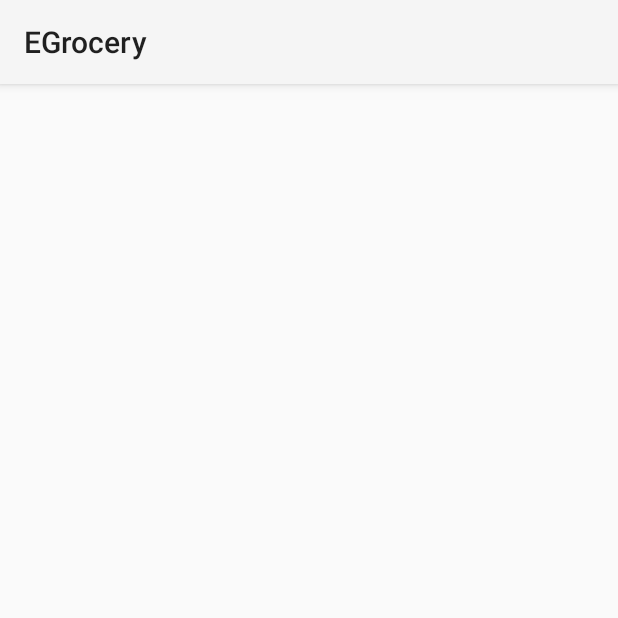
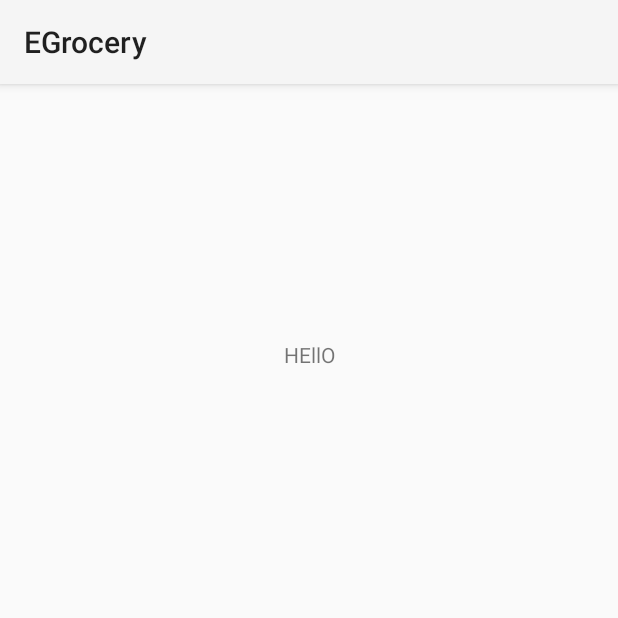
Before and after one commit to iamrk1811/Grocery, an Android app: the screen it shows after launch once a user with an empty profile is signed in (UserDashBoard), on a phone screen of 412 x 824 dp, the top half of it. Run offline under Robolectric (Android 15) with nearby library versions, the phone set to English and light mode, and no system bars; our stand-ins replace Firebase (no records; nobody signed in at launch, a user with empty details on screens opened directly); Roboto replaces fonts that are not available here.

```diff
--- a/app/src/main/java/in/csrk/egrocery/LoginActivity.java
+++ b/app/src/main/java/in/csrk/egrocery/LoginActivity.java
@@ -26,7 +26,7 @@ public class LoginActivity extends AppCompatActivity {
         textViewUserCreateAccount = findViewById(R.id.userLoginCreateAccountTextView);
         textViewUserForgotPassword = findViewById(R.id.userForgotPasswordTextView);
 
-
+//      go to register page if already have an account
         textViewUserCreateAccount.setOnClickListener(new View.OnClickListener() {
             @Override
             public void onClick(View v) {
--- a/app/src/main/java/in/csrk/egrocery/UserDashBoard.java
+++ b/app/src/main/java/in/csrk/egrocery/UserDashBoard.java
@@ -5,6 +5,7 @@ import androidx.appcompat.app.AppCompatActivity;
 import android.content.Intent;
 import android.os.Bundle;
 import android.view.View;
+import android.widget.TextView;
 
 import com.google.firebase.auth.FirebaseAuth;
 
@@ -15,6 +16,9 @@ public class UserDashBoard extends AppCompatActivity {
         super.onCreate(savedInstanceState);
         setContentView(R.layout.activity_user_dash_board);
 
+        TextView username = findViewById(R.id.userName);
+
+        username.setText("HEllO");
 
     }
 
--- a/app/src/main/res/layout/activity_user_dash_board.xml
+++ b/app/src/main/res/layout/activity_user_dash_board.xml
@@ -16,4 +16,14 @@
         app:layout_constraintStart_toStartOf="parent"
         app:layout_constraintTop_toTopOf="parent"
         android:onClick="logout"/>
+
+    <TextView
+        android:id="@+id/userName"
+        android:layout_width="wrap_content"
+        android:layout_height="wrap_content"
+        android:text="TextView"
+        app:layout_constraintBottom_toTopOf="@+id/button"
+        app:layout_constraintEnd_toEndOf="parent"
+        app:layout_constraintStart_toStartOf="parent"
+        app:layout_constraintTop_toTopOf="parent" />
 </androidx.constraintlayout.widget.ConstraintLayout>
```
Also changed, not shown: app/src/main/java/in/csrk/egrocery/RegisterActivity.java (+30 -5 lines).
